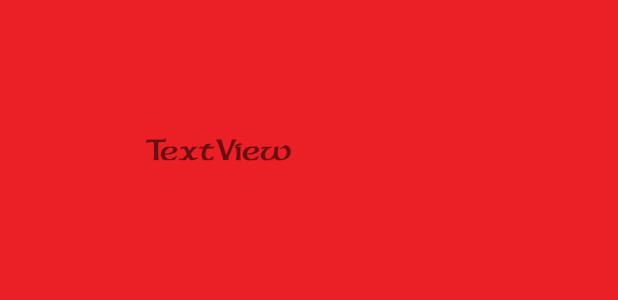
After one commit to HectorAgudo/Proyecto2, an Android app: the layout dice_popup.xml on its own in the app's theme, with its tools: preview values and no code run, on a phone screen of 412 x 824 dp. The commit adds this screen. Shown: the top 300 px of the screen. Run offline under Robolectric (Android 15) with nearby library versions, the phone set to English and light mode, and no system bars.

Commit message:
popup medio hecho

```diff
--- a/app/src/main/AndroidManifest.xml
+++ b/app/src/main/AndroidManifest.xml
@@ -97,6 +97,11 @@
                 <category android:name="android.intent.category.LAUNCHER" />
             </intent-filter>
         </activity>
+        <activity
+            android:name=".PopupDados"
+            android:theme="@style/CustomTheme"
+            >
+        </activity>
 
     </application>
 
--- /dev/null
+++ b/app/src/main/res/layout/dice_popup.xml
@@ -0,0 +1,52 @@
+<?xml version="1.0" encoding="utf-8"?>
+<androidx.constraintlayout.widget.ConstraintLayout xmlns:android="http://schemas.android.com/apk/res/android"
+    xmlns:app="http://schemas.android.com/apk/res-auto"
+    xmlns:tools="http://schemas.android.com/tools"
+    android:layout_width="match_parent"
+    android:layout_height="match_parent"
+    android:background="@color/rojodyd"
+    app:layout_anchorGravity="center">
+
+    <TextView
+        android:id="@+id/textViewTirada"
+        android:layout_width="224dp"
+        android:layout_height="122dp"
+        android:fontFamily="@font/fuente_dyd"
+        android:gravity="center"
+        android:text="TextView"
+        android:textSize="20sp"
+        app:layout_constraintBottom_toTopOf="@+id/guideline71"
+        app:layout_constraintEnd_toStartOf="@+id/guideline68"
+        app:layout_constraintHorizontal_bias="0.187"
+        app:layout_constraintStart_toStartOf="@+id/guideline67"
+        app:layout_constraintTop_toTopOf="@+id/guideline70"
+        app:layout_constraintVertical_bias="0.12" />
+
+    <androidx.constraintlayout.widget.Guideline
+        android:id="@+id/guideline67"
+        android:layout_width="wrap_content"
+        android:layout_height="wrap_content"
+        android:orientation="vertical"
+        app:layout_constraintGuide_begin="32dp" />
+
+    <androidx.constraintlayout.widget.Guideline
+        android:id="@+id/guideline68"
+        android:layout_width="wrap_content"
+        android:layout_height="wrap_content"
+        android:orientation="vertical"
+        app:layout_constraintGuide_begin="265dp" />
+
+    <androidx.constraintlayout.widget.Guideline
+        android:id="@+id/guideline70"
+        android:layout_width="wrap_content"
+        android:layout_height="wrap_content"
+        android:orientation="horizontal"
+        app:layout_constraintGuide_begin="38dp" />
+
+    <androidx.constraintlayout.widget.Guideline
+        android:id="@+id/guideline71"
+        android:layout_width="wrap_content"
+        android:layout_height="wrap_content"
+        android:orientation="horizontal"
+        app:layout_constraintGuide_begin="171dp" />
+</androidx.constraintlayout.widget.ConstraintLayout>
--- /dev/null
+++ b/app/src/main/res/values/styles.xml
@@ -0,0 +1,9 @@
+<?xml version="1.0" encoding="utf-8"?>
+<resources>
+
+    <style name="CustomTheme" >
+        <item name="android:windowIsTranslucent">true</item>
+        <item name="android:windowCloseOnTouchOutside">true</item>
+    </style>
+
+</resources>
```
Also changed, not shown: app/src/main/java/com/example/dydproyect/PopupDados.java (added, +34 -0 lines), app/src/main/java/com/example/dydproyect/vistas/jugador/JugadorSalvaciones.java (+17 -1 lines), app/src/main/res/layout/activity_salvaciones.xml (+12 -6 lines), app/src/main/res/drawable/ios_76.png (added).
